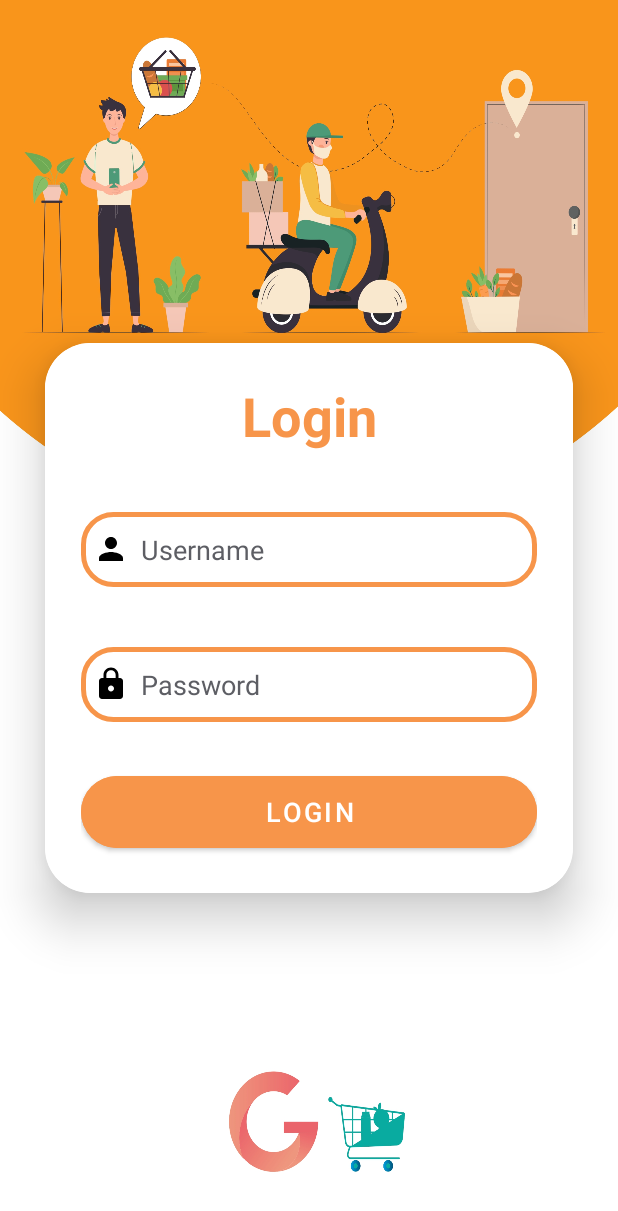
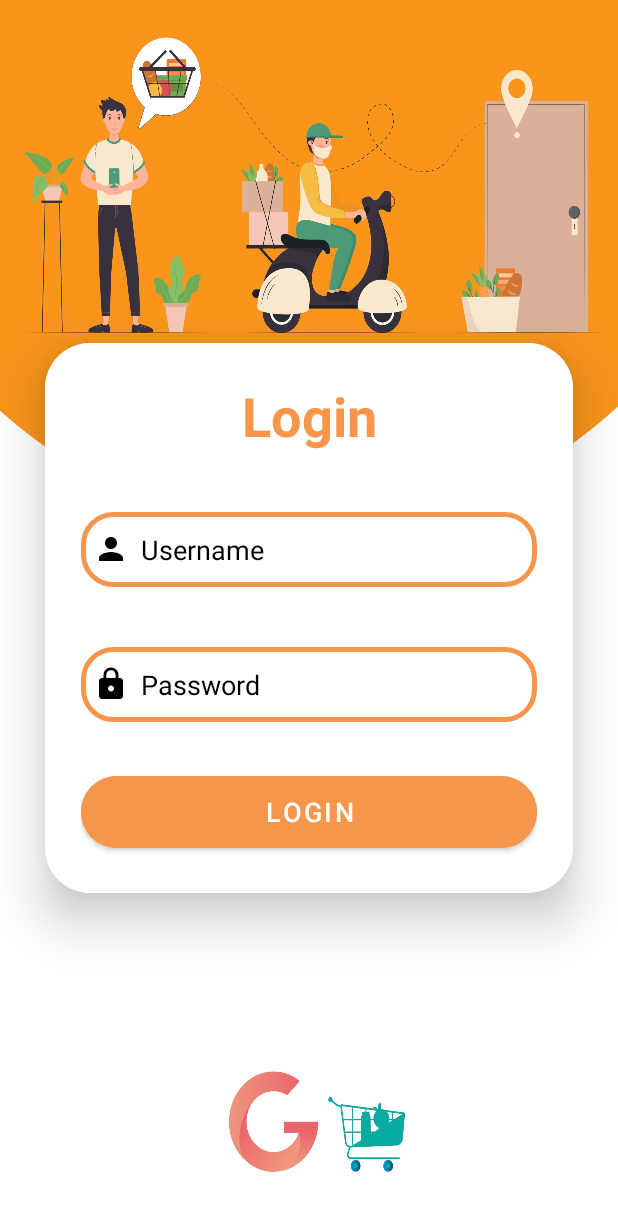
Before and after one commit to adityapatil-03/Gkart, an Android app: the screen it shows after launch (LoginActivity), on a phone screen of 412 x 824 dp. Shown: the top 1211 px of the screen. Run offline under Robolectric (Android 15) with nearby library versions, the phone set to English and light mode, and no system bars; our stand-ins replace Firebase (no records; nobody signed in at launch, a user with empty details on screens opened directly).

Commit message:
Android 10 problem resolved

```diff
--- a/app/src/main/res/layout/activity_login_acitvity.xml
+++ b/app/src/main/res/layout/activity_login_acitvity.xml
@@ -43,13 +43,14 @@
                 android:layout_height="50dp"
                 android:layout_marginTop="40dp"
                 android:background="@drawable/custom_edittext"
-                android:drawableLeft="@drawable/ic_baseline_person_24"
+                android:drawableStart="@drawable/ic_baseline_person_24"
                 android:drawablePadding="8dp"
                 android:hint="Username"
-                android:textColorHint="@color/material_dynamic_neutral40"
+                android:textColorHint="@color/black"
                 android:padding="8dp"
                 android:textColor="@color/black"
-                android:textColorHighlight="@color/cardview_dark_background" />
+                android:textColorHighlight="@color/cardview_dark_background"
+                />
 
 
             <EditText
@@ -58,10 +59,10 @@
                 android:layout_height="50dp"
                 android:layout_marginTop="40dp"
                 android:background="@drawable/custom_edittext"
-                android:drawableLeft="@drawable/ic_baseline_lock_24"
+                android:drawableStart="@drawable/ic_baseline_lock_24"
                 android:drawablePadding="8dp"
                 android:hint="Password"
-                android:textColorHint="@color/material_dynamic_neutral40"
+                android:textColorHint="@color/black"
                 android:inputType="textPassword"
                 android:padding="8dp"
                 android:textColor="@color/black"
@@ -80,13 +81,6 @@
 
     </androidx.cardview.widget.CardView>
 
-    <!--    <TextView-->
-    <!--        android:layout_width="wrap_content"-->
-    <!--        android:layout_height="wrap_content"-->
-    <!--        android:padding="8dp"-->
-    <!--        android:text="Welcome "-->
-    <!--        android:textSize="14sp"-->
-    <!--        android:textAlignment="center"/>-->
 
 
 </LinearLayout>
```
